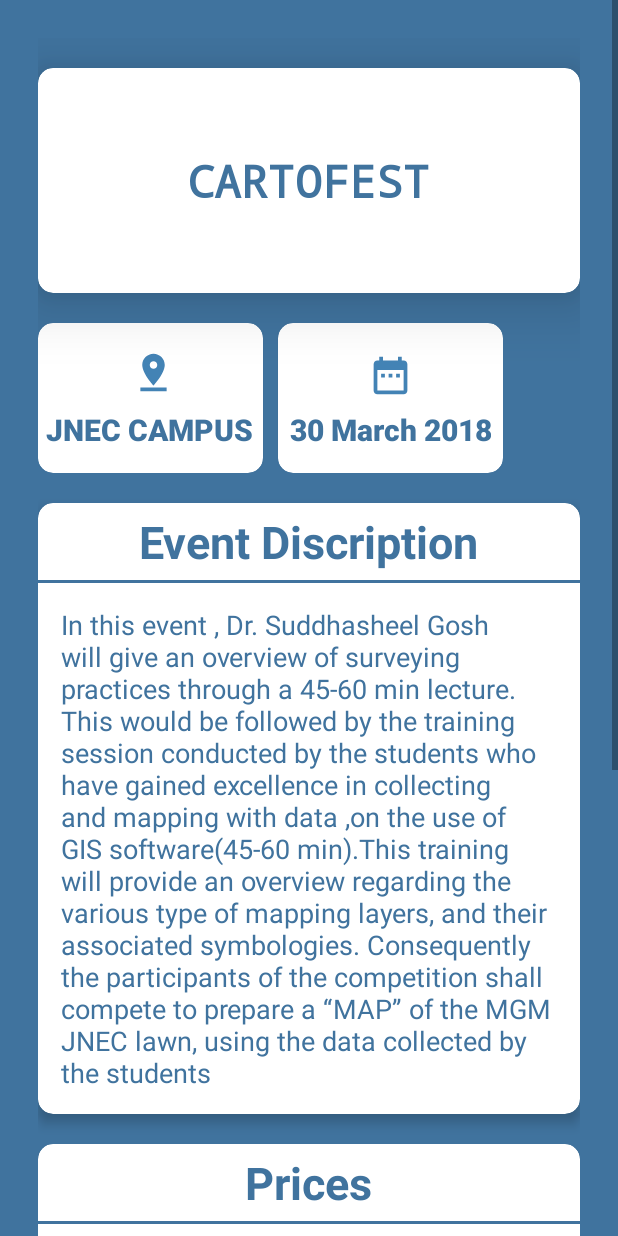
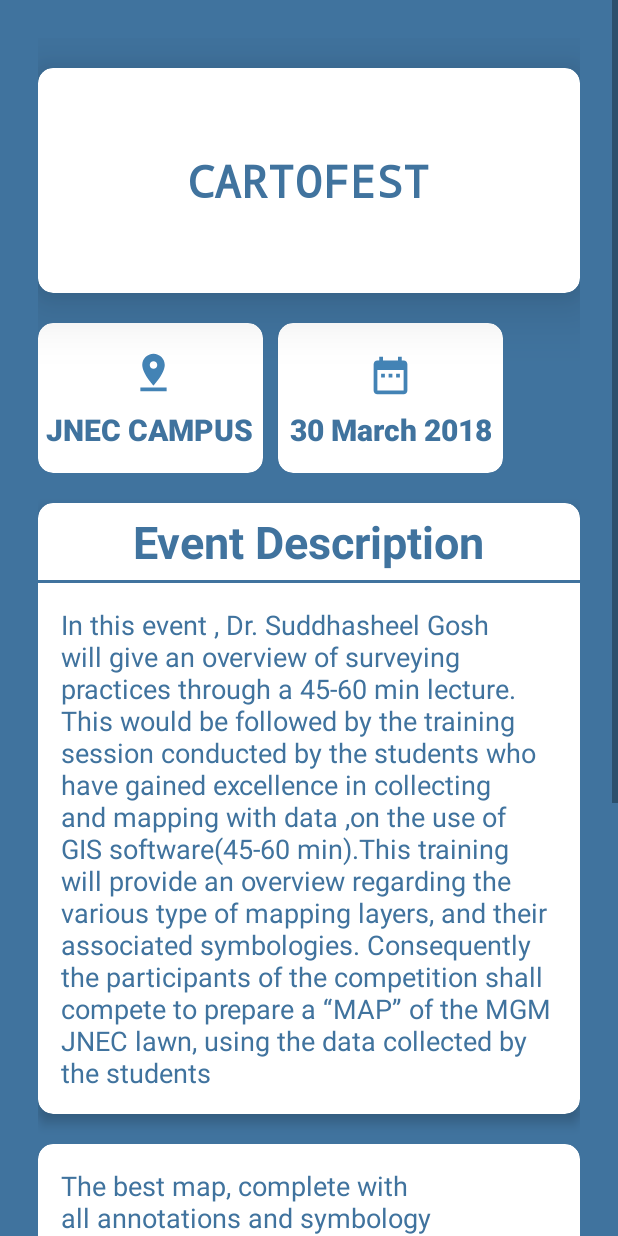
Before and after one commit to anwarshaikh078/Swayambhu, an Android app: the CartoFest screen opened directly, with no data from a screen before it, on a phone screen of 412 x 824 dp. Run offline under Robolectric (Android 15) with nearby library versions, the phone set to English and light mode, and no system bars; our stand-ins replace Firebase (no records; nobody signed in at launch, a user with empty details on screens opened directly).

Commit message:
chnages by sagar (ashay)

```diff
--- a/app/build.gradle
+++ b/app/build.gradle
@@ -7,8 +7,8 @@ android {
 
         minSdkVersion 19
         targetSdkVersion 26
-        versionCode 3
-        versionName "1.2"
+        versionCode 4
+        versionName "1.3"
         testInstrumentationRunner "android.support.test.runner.AndroidJUnitRunner"
         vectorDrawables.useSupportLibrary = true;
         android.defaultConfig.vectorDrawables.useSupportLibrary = true;
--- a/app/src/main/res/layout/activity_auto__cad__desgin.xml
+++ b/app/src/main/res/layout/activity_auto__cad__desgin.xml
@@ -280,7 +280,7 @@
                     <TextView
                         android:layout_width="wrap_content"
                         android:layout_height="wrap_content"
-                        android:text="TEAM MEMBERS :1\nENTRY FEE :\n30/- (Single) \n50/- (Group)"
+                        android:text="ENTRY FEE :\n30/- (Single Entry Only)"
                         android:textStyle="bold"
                         android:padding="15dp"
                         android:textColor="@color/back"
--- a/app/src/main/res/layout/activity_carto_fest.xml
+++ b/app/src/main/res/layout/activity_carto_fest.xml
@@ -173,7 +173,7 @@
                     <TextView
                         android:layout_width="wrap_content"
                         android:layout_height="wrap_content"
-                        android:text="Event Discription"
+                        android:text="Event Description"
                         android:textColor="@color/back"
                         android:textStyle="bold"
                         android:padding="5dp"
@@ -217,22 +217,7 @@
                     android:layout_width="match_parent"
                     android:layout_height="match_parent"
                     android:orientation="vertical">
-                    <TextView
-                        android:layout_width="wrap_content"
-                        android:layout_height="wrap_content"
-                        android:text="Prices"
-                        android:textColor="@color/back"
-                        android:textStyle="bold"
-                        android:padding="5dp"
-                        android:fontFamily="sans-serif"
-                        android:textSize="30dp"
-                        android:layout_gravity="center"
-                        />
-                    <View
-                        android:layout_width="match_parent"
-                        android:layout_height="2dp"
-                        android:background="@color/back"
-                        ></View>
+
                     <TextView
                         android:padding="15dp"
                         android:fontFamily="sans-serif"
@@ -264,7 +249,7 @@
                     <TextView
                         android:layout_width="wrap_content"
                         android:layout_height="wrap_content"
-                        android:text="ENTRY FEE :200/-"
+                        android:text="ENTRY FEE :50/-"
                         android:textStyle="bold"
                         android:padding="5dp"
                         android:textColor="@color/back"
--- a/app/src/main/res/layout/activity_dshriti__chem.xml
+++ b/app/src/main/res/layout/activity_dshriti__chem.xml
@@ -167,7 +167,7 @@
                     <TextView
                         android:layout_width="wrap_content"
                         android:layout_height="wrap_content"
-                        android:text="Round 1"
+                        android:text="Event Description"
                         android:textColor="@color/back"
                         android:textStyle="bold"
                         android:padding="5dp"
@@ -187,7 +187,7 @@
                         android:textSize="18dp"
                         android:textColor="@color/back"
                         android:fontFamily="sans-serif"
-                        android:text="Participants have to form a group. One of the team members will be allowed to have a glimpse of the model and that participant has to guide his team mates verbally."></TextView>
+                        android:text="Participants have to form a group. One of the team members will be allowed to have a glimpse of the model made of chemical equipments. The model will be dismantled and th participant who saw the model has to guid his team mates verbally for reconstructing. "></TextView>
 
 
                 </LinearLayout>
@@ -212,7 +212,7 @@
                     <TextView
                         android:layout_width="wrap_content"
                         android:layout_height="wrap_content"
-                        android:text="In Team of 2\n\nENTRY FEE :50/-"
+                        android:text="TEAM MEMBERS: Group of 2\n\nENTRY FEE :50/-"
                         android:textStyle="bold"
                         android:padding="15dp"
                         android:textColor="@color/back"
--- a/app/src/main/res/layout/activity_element__sorting.xml
+++ b/app/src/main/res/layout/activity_element__sorting.xml
@@ -172,7 +172,7 @@
                     <TextView
                         android:layout_width="wrap_content"
                         android:layout_height="wrap_content"
-                        android:text="Round 1"
+                        android:text="Event Description"
                         android:textColor="@color/back"
                         android:textStyle="bold"
                         android:padding="5dp"
--- a/app/src/main/res/layout/activity_image__makeover.xml
+++ b/app/src/main/res/layout/activity_image__makeover.xml
@@ -318,7 +318,7 @@
                     <TextView
                         android:layout_width="wrap_content"
                         android:layout_height="wrap_content"
-                        android:text="TEAM MEMBERS:\nSingle\n\nENTRY FEE: 30/"
+                        android:text="TEAM MEMBERS:\nSingle\n\nENTRY FEE: 30/-"
                         android:textStyle="bold"
                         android:padding="15dp"
                         android:textColor="@color/back"
--- a/app/src/main/res/layout/activity_lathe__war__mech.xml
+++ b/app/src/main/res/layout/activity_lathe__war__mech.xml
@@ -262,7 +262,7 @@
                         android:layout_width="wrap_content"
                         android:layout_height="wrap_content"
                         android:text="TEAM MEMBERS:\n1 or 2\n
-ENTRY FEE:\n50/-(Single) 80/-(Group)"
+ENTRY FEE:\n30/-(Single) 50/-(Group)"
 
                         android:textStyle="bold"
                         android:padding="15dp"
--- a/app/src/main/res/layout/activity_smarmony.xml
+++ b/app/src/main/res/layout/activity_smarmony.xml
@@ -165,7 +165,7 @@
                     <TextView
                         android:layout_width="wrap_content"
                         android:layout_height="wrap_content"
-                        android:text="Student Coordinator"
+                        android:text="Event Description"
                         android:textColor="@color/back"
                         android:textStyle="bold"
                         android:padding="5dp"
```
Also changed, not shown: app/src/main/res/layout/activity_trivia_cse.xml (+44 -0 lines), app/src/main/res/layout/activity_water_rocket.xml (+1 -13 lines).
